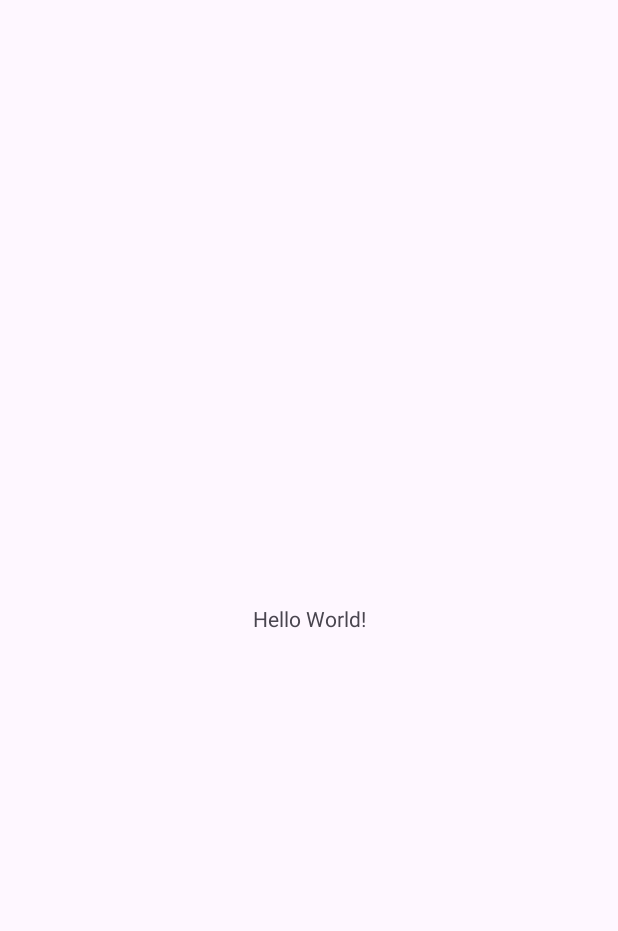
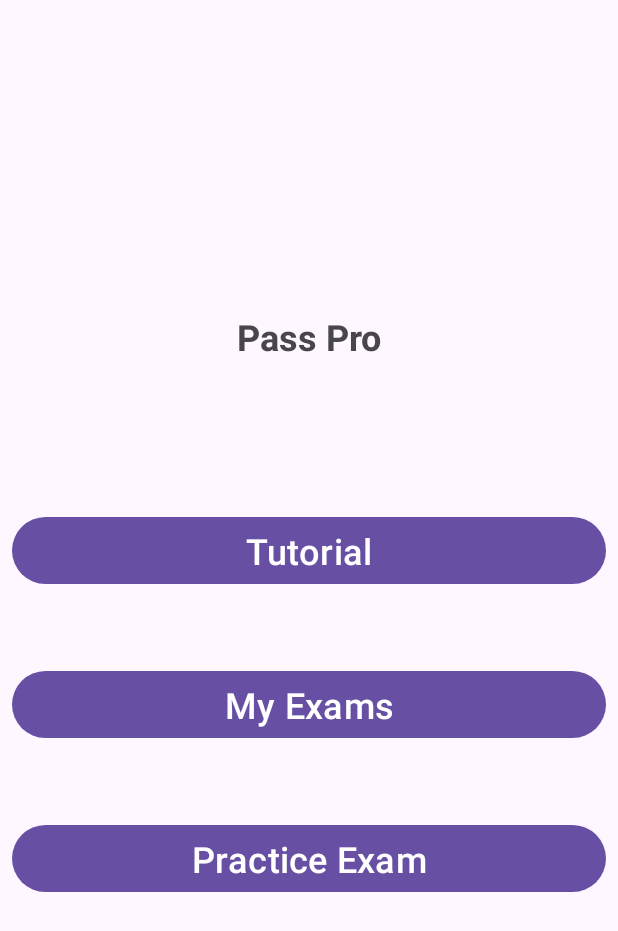
Before and after one commit to tomoya-hiraiwa/ssmad_mo_pm_1, an Android app: the screen it shows after launch (MainActivity), on a phone screen of 412 x 824 dp. Before the commit the part shown is almost empty. Shown: the top 931 px of the screen. Run offline under Robolectric (Android 15) with nearby library versions, the phone set to English and light mode, and no system bars.

Commit message:
createTutorialPage

```diff
--- a/ssmad_MO_pm_sample1/app/build.gradle.kts
+++ b/ssmad_MO_pm_sample1/app/build.gradle.kts
@@ -5,7 +5,10 @@ plugins {
 
 android {
     namespace = "edu.wsc2022.a01.ssmad_mo_pm_sample1"
-    compileSdk = 33
+    compileSdk = 34
+    viewBinding {
+        enable = true
+    }
 
     defaultConfig {
         applicationId = "edu.wsc2022.a01.ssmad_mo_pm_sample1"
--- a/ssmad_MO_pm_sample1/app/src/main/AndroidManifest.xml
+++ b/ssmad_MO_pm_sample1/app/src/main/AndroidManifest.xml
@@ -13,6 +13,9 @@
         android:theme="@style/Theme.Ssmad_MO_pm_sample1"
         tools:targetApi="31">
         <activity
+            android:name=".VideoActivity"
+            android:exported="false" />
+        <activity
             android:name=".MainActivity"
             android:exported="true">
             <intent-filter>
--- a/ssmad_MO_pm_sample1/app/src/main/java/edu/wsc2022/a01/ssmad_mo_pm_sample1/MainActivity.kt
+++ b/ssmad_MO_pm_sample1/app/src/main/java/edu/wsc2022/a01/ssmad_mo_pm_sample1/MainActivity.kt
@@ -1,11 +1,19 @@
 package edu.wsc2022.a01.ssmad_mo_pm_sample1
 
+import android.content.Intent
 import androidx.appcompat.app.AppCompatActivity
 import android.os.Bundle
+import edu.wsc2022.a01.ssmad_mo_pm_sample1.databinding.ActivityMainBinding
 
 class MainActivity : AppCompatActivity() {
+    private lateinit var binding: ActivityMainBinding
     override fun onCreate(savedInstanceState: Bundle?) {
         super.onCreate(savedInstanceState)
-        setContentView(R.layout.activity_main)
+        binding = ActivityMainBinding.inflate(layoutInflater)
+        setContentView(binding.root)
+        binding.mainVideobt.setOnClickListener {
+            startActivity(Intent(this,VideoActivity::class.java))
+        }
+
     }
 }
--- a/ssmad_MO_pm_sample1/app/src/main/res/layout/activity_main.xml
+++ b/ssmad_MO_pm_sample1/app/src/main/res/layout/activity_main.xml
@@ -1,18 +1,43 @@
 <?xml version="1.0" encoding="utf-8"?>
-<androidx.constraintlayout.widget.ConstraintLayout xmlns:android="http://schemas.android.com/apk/res/android"
+<LinearLayout xmlns:android="http://schemas.android.com/apk/res/android"
     xmlns:app="http://schemas.android.com/apk/res-auto"
     xmlns:tools="http://schemas.android.com/tools"
     android:layout_width="match_parent"
     android:layout_height="match_parent"
+    android:orientation="vertical"
+    android:padding="8dp"
     tools:context=".MainActivity">
 
     <TextView
-        android:layout_width="wrap_content"
+        android:textStyle="bold"
+        android:layout_marginTop="200dp"
+        android:textSize="24sp"
+        android:textAlignment="center"
+        android:layout_width="match_parent"
         android:layout_height="wrap_content"
-        android:text="Hello World!"
-        app:layout_constraintBottom_toBottomOf="parent"
-        app:layout_constraintEnd_toEndOf="parent"
-        app:layout_constraintStart_toStartOf="parent"
-        app:layout_constraintTop_toTopOf="parent" />
+        android:text="Pass Pro" />
 
-</androidx.constraintlayout.widget.ConstraintLayout>
+    <Button
+        android:layout_marginTop="100dp"
+        android:id="@+id/main_videobt"
+        android:textSize="24sp"
+        android:layout_width="match_parent"
+        android:layout_height="wrap_content"
+        android:text="Tutorial" />
+
+    <Button
+        android:layout_marginTop="50dp"
+        android:id="@+id/main_mexbt"
+        android:textSize="24sp"
+        android:layout_width="match_parent"
+        android:layout_height="wrap_content"
+        android:text="My Exams" />
+
+    <Button
+        android:textSize="24sp"
+        android:layout_marginTop="50dp"
+        android:id="@+id/main_exbt"
+        android:layout_width="match_parent"
+        android:layout_height="wrap_content"
+        android:text="Practice Exam" />
+</LinearLayout>
```
Also changed, not shown: ssmad_MO_pm_sample1/app/src/main/java/edu/wsc2022/a01/ssmad_mo_pm_sample1/VideoActivity.kt (added, +38 -0 lines), ssmad_MO_pm_sample1/app/src/main/res/layout/activity_video.xml (added, +44 -0 lines), 1 other file.
